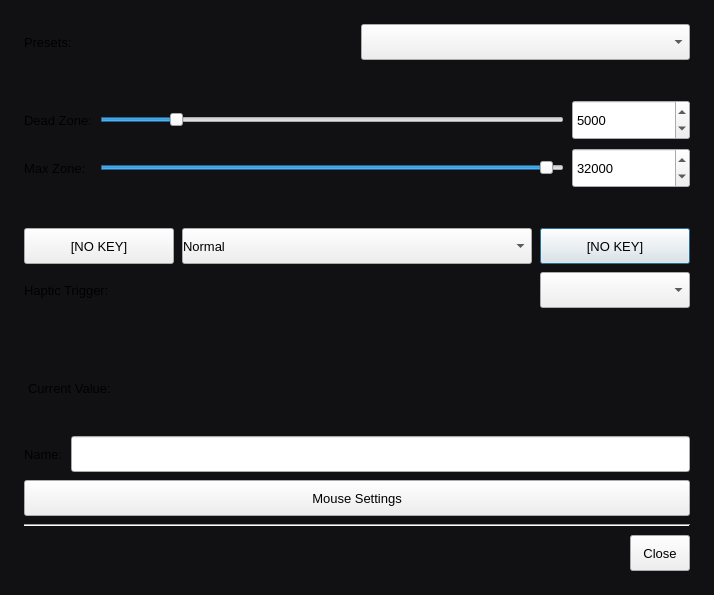
Qt form src/gui/axiseditdialog.ui (davaughnl/Pad) before a commit.
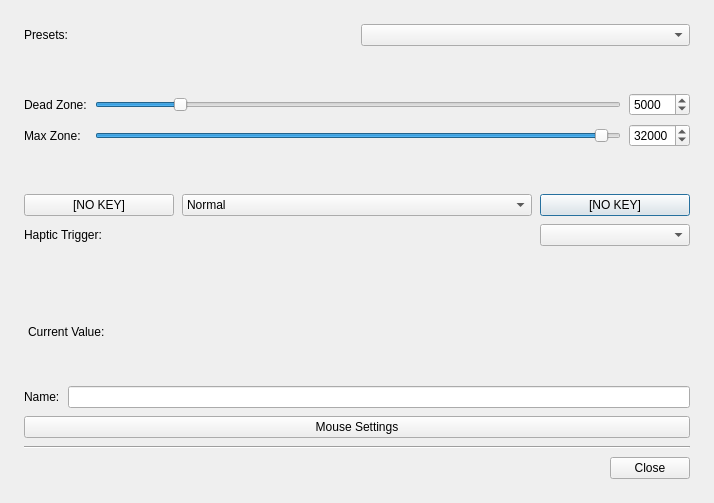
The same form after that commit. Icons and pictures are not drawn. Custom widgets are drawn as their Qt base class.

Commit message: dialogs: drop per-dialog stylesheets so the app palette and 24px controls apply everywhere

The edit to the form file:
```diff
--- a/src/gui/axiseditdialog.ui
+++ b/src/gui/axiseditdialog.ui
@@ -37,22 +37,6 @@
   <property name="modal">
    <bool>true</bool>
   </property>
-  <property name="styleSheet">
-   <string notr="true">QWidget { font-family: "Geist"; font-size: 13px; font-weight: 400; }
-QDialog { background: #111113; }
-QPushButton, QToolButton { min-height: 24px; padding: 5px 12px; }
-QComboBox, QLineEdit, QSpinBox, QDoubleSpinBox { min-height: 24px; padding-top: 5px; padding-bottom: 5px; }
-QSpinBox { min-width: 96px; }
-QGroupBox { padding: 16px; margin-top: 16px; }
-QGroupBox::title { color: #b8b8bf; left: 16px; }
-QLabel:disabled, QCheckBox:disabled { color: #67676f; }
-JoyControlStickButtonPushButton[isflashing="true"] { background: #e8e8eb; color: #111113; border-color: #ffffff; }
-QDialogButtonBox { border: none; padding-top: 8px; }
-QFrame[frameShape="4"], QFrame[frameShape="5"] { color: #29292d; background: #29292d; max-height: 1px; border: none; }
-QGroupBox::indicator { width: 16px; height: 16px; border: 1px solid #505058; border-radius: 4px; background: #19191c; }
-QGroupBox::indicator:checked { background: #eeeeef; image: url(:/pad/icons/check-dark.svg); }
- </string>
-  </property>
   <layout class="QVBoxLayout" name="verticalLayout">
    <property name="spacing"><number>8</number></property>
    <property name="leftMargin"><number>24</number></property>
```
The commit also changes 7 other files.
